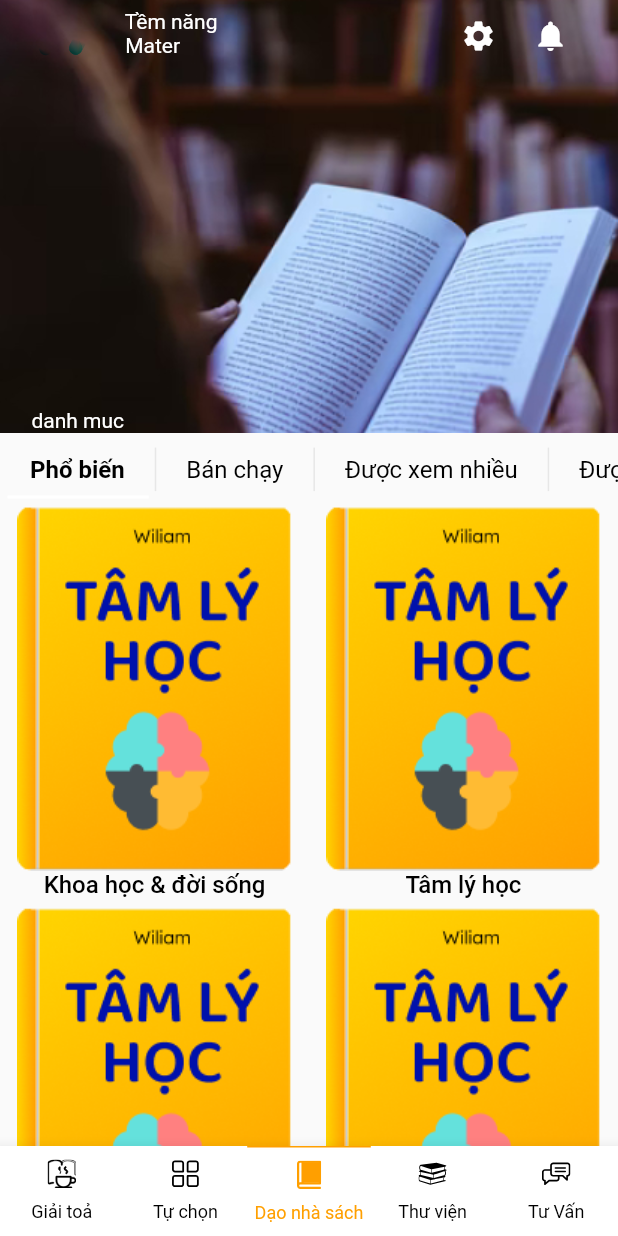
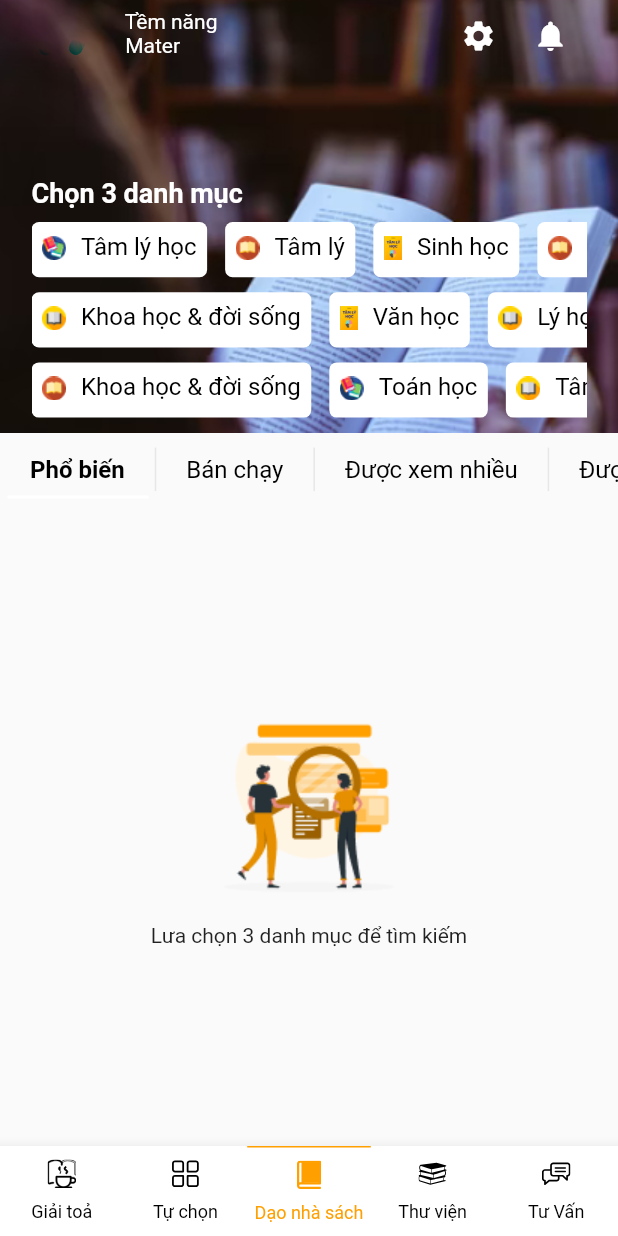
Before and after one commit to ntvsp/book_test, a Flutter app: the screen it shows after launch, on a phone screen of 412 x 824 dp. Run offline on Flutter 3.47's test engine with Material 2 defaults, Android fonts, the phone set to English and light mode, and no system bars; our stand-ins replace flutter_svg; project files that could hold a hidden picture were left out.

Commit message:
-aadd categories

```diff
--- a/lib/screens/home/home_screen.dart
+++ b/lib/screens/home/home_screen.dart
@@ -1,4 +1,5 @@
 import 'package:flutter/material.dart';
+import 'package:flutter_staggered_grid_view/flutter_staggered_grid_view.dart';
 import 'package:flutter_svg/flutter_svg.dart';
 
 import '../models/book.dart';
@@ -13,10 +14,11 @@ class HomeScreen extends StatefulWidget {
 }
 
 class _HomeScreenState extends State<HomeScreen> {
-  int indexTabBottomAppBar = 0;
+  int indexSeletedTabBottomAppBar = 0;
+  Set indexSeletedCategories = <int>{};
   void _selectedTab(int index) {
     setState(() {
-      indexTabBottomAppBar = index;
+      indexSeletedTabBottomAppBar = index;
     });
   }
 
@@ -66,6 +68,7 @@ class _HomeScreenState extends State<HomeScreen> {
                       Row(
                         mainAxisAlignment: MainAxisAlignment.spaceBetween,
                         crossAxisAlignment: CrossAxisAlignment.center,
+                        mainAxisSize: MainAxisSize.max,
                         children: [
                           SvgPicture.asset(
                             "assets/images/Logo.svg",
@@ -104,11 +107,72 @@ class _HomeScreenState extends State<HomeScreen> {
                               )),
                         ],
                       ),
-                      const Spacer(),
-                      const Text(
-                        "danh muc",
-                        style: TextStyle(color: Colors.white),
+                      const SizedBox(
+                        height: 70,
                       ),
+                      const SizedBox(
+                        height: 30,
+                        child: Text(
+                          "Chọn 3 danh mục",
+                          style: TextStyle(
+                              color: Colors.white,
+                              fontSize: 18,
+                              fontWeight: FontWeight.w600),
+                        ),
+                      ),
+                      Expanded(
+                        child: MasonryGridView.count(
+                          crossAxisCount: 3,
+                          mainAxisSpacing: 12,
+                          crossAxisSpacing: 10,
+                          itemCount: listCategory.length,
+                          scrollDirection: Axis.horizontal,
+                          itemBuilder: (context, index) {
+                            return InkWell(
+                              onTap: () => setState(() {
+                                indexSeletedCategories.contains(index)
+                                    ? indexSeletedCategories.remove(index)
+                                    : indexSeletedCategories.add(index);
+                              }),
+                              child: Container(
+                                  padding: const EdgeInsets.all(7),
+                                  decoration: BoxDecoration(
+                                      color:
+                                          indexSeletedCategories.contains(index)
+                                              ? const Color(0xffFF9F00)
+                                              : Colors.white,
+                                      borderRadius: const BorderRadius.all(
+                                          Radius.circular(5))),
+                                  child: RichText(
+                                    textAlign: TextAlign.center,
+                                    text: TextSpan(
+                                      children: [
+                                        WidgetSpan(
+                                          child: Container(
+                                            margin: const EdgeInsets.only(
+                                                right: 10),
+                                            child: Image.asset(
+                                              listCategory[index].pathImage,
+                                              height: 16,
+                                            ),
+                                          ),
+                                        ),
+                                        TextSpan(
+                                            text: listCategory[index].title,
+                                            style: const TextStyle(
+                                                color: Colors.black,
+                                                fontSize: 16,
+                                                fontWeight: FontWeight.w400)),
+                                      ],
+                                    ),
+                                  )),
+                            );
+                          },
+                        ),
+                      ),
+                      const SizedBox(
+                        height: 10,
+                      )
                     ],
                   ),
                 )),
@@ -117,7 +181,28 @@ class _HomeScreenState extends State<HomeScreen> {
           ),
           const TabBarCusTom(),
           // body
-          Expanded(
+          indexSeletedCategories.length >= 3
+              ? body()
+              : Expanded(
+                  child: Column(
+                    mainAxisAlignment: MainAxisAlignment.center,
+                    children: [
+                      Image.asset("assets/images/Search-rafiki 1.png"),
+                      const Text(
+                        "Lưa chọn 3 danh mục để tìm kiếm",
+                        style: TextStyle(
+                            fontSize: 14, fontWeight: FontWeight.w400),
+                      ),
+                    ],
+                  ),
+                ),
+        ],
+      ),
+    );
+  }
+
+  Expanded body() {
+    return Expanded(
       child: GridView.builder(
         scrollDirection: Axis.vertical,
         gridDelegate: const SliverGridDelegateWithFixedCrossAxisCount(
@@ -142,9 +227,6 @@ class _HomeScreenState extends State<HomeScreen> {
           );
         },
       ),
-          ),
-        ],
-      ),
     );
   }
 }
--- a/lib/screens/models/book.dart
+++ b/lib/screens/models/book.dart
@@ -12,3 +12,27 @@ List<Book> listBook = [
   Book(pathImage: "assets/images/book3.png", title: "Khoa học & đời sống"),
   Book(pathImage: "assets/images/book3.png", title: "Vật lý"),
 ];
+
+class Category {
+  String title, pathImage;
+  Category({required this.title, required this.pathImage});
+}
+
+List<Category> listCategory = [
+  Category(title: "Tâm lý học", pathImage: "assets/images/books 1.png"),
+  Category(
+      title: "Khoa học & đời sống",
+      pathImage: "assets/images/open-book (1) 1.png"),
+  Category(
+      title: "Khoa học & đời sống", pathImage: "assets/images/open-book 1.png"),
+  Category(title: "Tâm lý", pathImage: "assets/images/open-book 1.png"),
+  Category(title: "Văn học", pathImage: "assets/images/book3.png"),
+  Category(title: "Toán học", pathImage: "assets/images/books 1.png"),
+  Category(title: "Sinh học", pathImage: "assets/images/book3.png"),
+  Category(title: "Lý học", pathImage: "assets/images/open-book (1) 1.png"),
+  Category(title: "Tâm lý học", pathImage: "assets/images/open-book (1) 1.png"),
+  Category(title: "Tâm lý học", pathImage: "assets/images/open-book 1.png"),
+  Category(title: "Tâm lý học", pathImage: "assets/images/open-book 1.png"),
+  Category(title: "Tâm lý học", pathImage: "assets/images/open-book 1.png"),
+  Category(title: "Tâm lý học", pathImage: "assets/images/open-book 1.png"),
+];
--- a/pubspec.yaml
+++ b/pubspec.yaml
@@ -35,6 +35,7 @@ dependencies:
   # Use with the CupertinoIcons class for iOS style icons.
   cupertino_icons: ^1.0.2
   flutter_svg: ^1.0.1
+  flutter_staggered_grid_view: ^0.6.1
 
 
 dev_dependencies:
```
Also changed, not shown: assets/images/Search-rafiki 1.png (added), assets/images/books 1.png (added), assets/images/open-book (1) 1.png (added), assets/images/open-book 1.png (added), pubspec.lock. Lines whose indentation alone changed are shown as unchanged.
